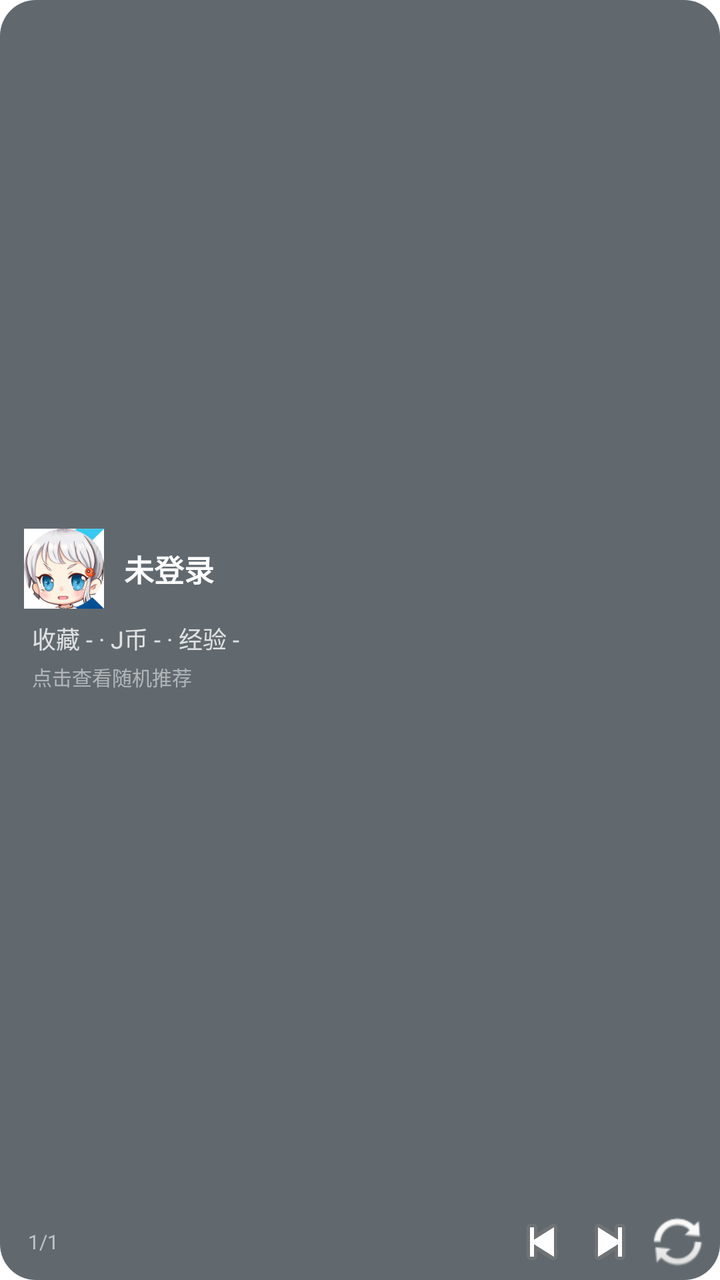
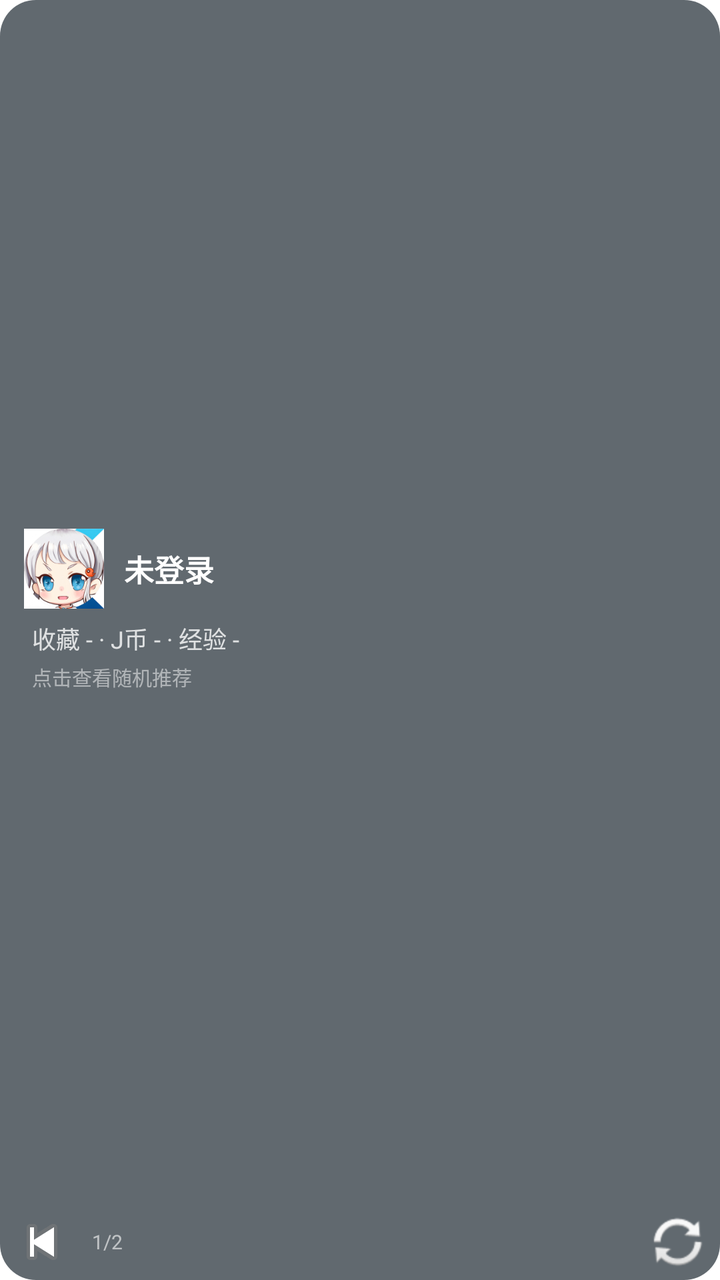

Two renders of the same Android screen: before a commit and after it. Below are the layout's source before the change and the commit's diff.
<!-- AndroidManifest.xml: fallback theme Theme.MaterialComponents.DayNight.NoActionBar -->
<!-- res/layout/jm_widget_layout.xml -->
<?xml version="1.0" encoding="utf-8"?>
<FrameLayout xmlns:android="http://schemas.android.com/apk/res/android"
    android:layout_width="match_parent"
    android:layout_height="match_parent"
    android:padding="4dp"
    android:background="@drawable/jm_widget_bg">

    <LinearLayout
        android:layout_width="match_parent"
        android:layout_height="match_parent"
        android:orientation="vertical">

        <ViewFlipper
            android:id="@+id/flipper"
            android:layout_width="match_parent"
            android:layout_height="0dp"
            android:layout_weight="1"
            android:inAnimation="@android:anim/fade_in"
            android:outAnimation="@android:anim/fade_out">

            
            <LinearLayout
                android:id="@+id/pageUser"
                android:layout_width="match_parent"
                android:layout_height="match_parent"
                android:orientation="vertical"
                android:gravity="center_vertical"
                android:padding="8dp">

                <LinearLayout
                    android:layout_width="match_parent"
                    android:layout_height="wrap_content"
                    android:orientation="horizontal"
                    android:gravity="center_vertical">

                    <ImageView
                        android:id="@+id/userAvatar"
                        android:layout_width="40dp"
                        android:layout_height="40dp"
                        android:scaleType="centerCrop"
                        android:src="@mipmap/ic_launcher"
                        android:contentDescription="用户头像" />

                    <TextView
                        android:id="@+id/userName"
                        android:layout_width="0dp"
                        android:layout_height="wrap_content"
                        android:layout_weight="1"
                        android:paddingStart="10dp"
                        android:text="未登录"
                        android:textColor="#FFFFFFFF"
                        android:textSize="15sp"
                        android:textStyle="bold"
                        android:maxLines="1"
                        android:ellipsize="end" />
                </LinearLayout>

                <TextView
                    android:id="@+id/userStats"
                    android:layout_width="match_parent"
                    android:layout_height="wrap_content"
                    android:layout_marginTop="6dp"
                    android:paddingStart="4dp"
                    android:text="收藏 - · J币 - · 经验 -"
                    android:textColor="#CCFFFFFF"
                    android:textSize="12sp" />

                <TextView
                    android:id="@+id/userSubtitle"
                    android:layout_width="match_parent"
                    android:layout_height="wrap_content"
                    android:layout_marginTop="3dp"
                    android:paddingStart="4dp"
                    android:text="点击查看随机推荐"
                    android:textColor="#80FFFFFF"
                    android:textSize="10sp" />
            </LinearLayout>

            
            <LinearLayout
                android:id="@+id/pageComic1"
                android:layout_width="match_parent"
                android:layout_height="match_parent"
                android:orientation="horizontal"
                android:gravity="center_vertical"
                android:padding="8dp">

                <ImageView
                    android:id="@+id/albumCover1"
                    android:layout_width="62dp"
                    android:layout_height="86dp"
                    android:scaleType="centerCrop"
                    android:src="@mipmap/ic_launcher"
                    android:contentDescription="漫画封面" />

                <LinearLayout
                    android:layout_width="0dp"
                    android:layout_height="wrap_content"
                    android:layout_weight="1"
                    android:orientation="vertical"
                    android:paddingStart="10dp"
                    android:paddingEnd="4dp">

                    <TextView
                        android:id="@+id/albumName1"
                        android:layout_width="match_parent"
                        android:layout_height="wrap_content"
                        android:textColor="#FFFFFFFF"
                        android:textSize="14sp"
                        android:textStyle="bold"
                        android:maxLines="3"
                        android:ellipsize="end" />

                    <TextView
                        android:id="@+id/albumJmId1"
                        android:layout_width="match_parent"
                        android:layout_height="wrap_content"
                        android:layout_marginTop="4dp"
                        android:textColor="#FFFF8C42"
                        android:textSize="12sp" />
                </LinearLayout>
            </LinearLayout>

            <LinearLayout
                android:id="@+id/pageComic2"
                android:layout_width="match_parent"
                android:layout_height="match_parent"
                android:orientation="horizontal"
                android:gravity="center_vertical"
                android:padding="8dp">

                <ImageView
                    android:id="@+id/albumCover2"
                    android:layout_width="62dp"
                    android:layout_height="86dp"
                    android:scaleType="centerCrop"
                    android:src="@mipmap/ic_launcher"
                    android:contentDescription="漫画封面" />

                <LinearLayout
                    android:layout_width="0dp"
                    android:layout_height="wrap_content"
                    android:layout_weight="1"
                    android:orientation="vertical"
                    android:paddingStart="10dp"
                    android:paddingEnd="4dp">

                    <TextView
                        android:id="@+id/albumName2"
                        android:layout_width="match_parent"
                        android:layout_height="wrap_content"
                        android:textColor="#FFFFFFFF"
                        android:textSize="14sp"
                        android:textStyle="bold"
                        android:maxLines="3"
                        android:ellipsize="end" />

                    <TextView
                        android:id="@+id/albumJmId2"
                        android:layout_width="match_parent"
                        android:layout_height="wrap_content"
                        android:layout_marginTop="4dp"
                        android:textColor="#FFFF8C42"
                        android:textSize="12sp" />
                </LinearLayout>
            </LinearLayout>

            <LinearLayout
                android:id="@+id/pageComic3"
                android:layout_width="match_parent"
                android:layout_height="match_parent"
                android:orientation="horizontal"
                android:gravity="center_vertical"
                android:padding="8dp">

                <ImageView
                    android:id="@+id/albumCover3"
                    android:layout_width="62dp"
                    android:layout_height="86dp"
                    android:scaleType="centerCrop"
                    android:src="@mipmap/ic_launcher"
                    android:contentDescription="漫画封面" />

                <LinearLayout
                    android:layout_width="0dp"
                    android:layout_height="wrap_content"
                    android:layout_weight="1"
                    android:orientation="vertical"
                    android:paddingStart="10dp"
                    android:paddingEnd="4dp">

                    <TextView
                        android:id="@+id/albumName3"
                        android:layout_width="match_parent"
                        android:layout_height="wrap_content"
                        android:textColor="#FFFFFFFF"
                        android:textSize="14sp"
                        android:textStyle="bold"
                        android:maxLines="3"
                        android:ellipsize="end" />

                    <TextView
                        android:id="@+id/albumJmId3"
                        android:layout_width="match_parent"
                        android:layout_height="wrap_content"
                        android:layout_marginTop="4dp"
                        android:textColor="#FFFF8C42"
                        android:textSize="12sp" />
                </LinearLayout>
            </LinearLayout>

            <LinearLayout
                android:id="@+id/pageComic4"
                android:layout_width="match_parent"
                android:layout_height="match_parent"
                android:orientation="horizontal"
                android:gravity="center_vertical"
                android:padding="8dp">

                <ImageView
                    android:id="@+id/albumCover4"
                    android:layout_width="62dp"
                    android:layout_height="86dp"
                    android:scaleType="centerCrop"
                    android:src="@mipmap/ic_launcher"
                    android:contentDescription="漫画封面" />

                <LinearLayout
                    android:layout_width="0dp"
                    android:layout_height="wrap_content"
                    android:layout_weight="1"
                    android:orientation="vertical"
                    android:paddingStart="10dp"
                    android:paddingEnd="4dp">

                    <TextView
                        android:id="@+id/albumName4"
                        android:layout_width="match_parent"
                        android:layout_height="wrap_content"
                        android:textColor="#FFFFFFFF"
                        android:textSize="14sp"
                        android:textStyle="bold"
                        android:maxLines="3"
                        android:ellipsize="end" />

                    <TextView
                        android:id="@+id/albumJmId4"
                        android:layout_width="match_parent"
                        android:layout_height="wrap_content"
                        android:layout_marginTop="4dp"
                        android:textColor="#FFFF8C42"
                        android:textSize="12sp" />
                </LinearLayout>
            </LinearLayout>

            <LinearLayout
                android:id="@+id/pageComic5"
                android:layout_width="match_parent"
                android:layout_height="match_parent"
                android:orientation="horizontal"
                android:gravity="center_vertical"
                android:padding="8dp">

                <ImageView
                    android:id="@+id/albumCover5"
                    android:layout_width="62dp"
                    android:layout_height="86dp"
                    android:scaleType="centerCrop"
                    android:src="@mipmap/ic_launcher"
                    android:contentDescription="漫画封面" />

                <LinearLayout
                    android:layout_width="0dp"
                    android:layout_height="wrap_content"
                    android:layout_weight="1"
                    android:orientation="vertical"
                    android:paddingStart="10dp"
                    android:paddingEnd="4dp">

                    <TextView
                        android:id="@+id/albumName5"
                        android:layout_width="match_parent"
                        android:layout_height="wrap_content"
                        android:textColor="#FFFFFFFF"
                        android:textSize="14sp"
                        android:textStyle="bold"
                        android:maxLines="3"
                        android:ellipsize="end" />

                    <TextView
                        android:id="@+id/albumJmId5"
                        android:layout_width="match_parent"
                        android:layout_height="wrap_content"
                        android:layout_marginTop="4dp"
                        android:textColor="#FFFF8C42"
                        android:textSize="12sp" />
                </LinearLayout>
            </LinearLayout>
        </ViewFlipper>

        
        <LinearLayout
            android:layout_width="match_parent"
            android:layout_height="wrap_content"
            android:orientation="horizontal"
            android:gravity="center_vertical">

            <TextView
                android:id="@+id/pageIndex"
                android:layout_width="0dp"
                android:layout_height="wrap_content"
                android:layout_weight="1"
                android:paddingStart="10dp"
                android:text="1/1"
                android:textColor="#99FFFFFF"
                android:textSize="10sp" />

            <ImageButton
                android:id="@+id/btnPrev"
                android:layout_width="34dp"
                android:layout_height="30dp"
                android:background="?android:attr/selectableItemBackground"
                android:src="@android:drawable/ic_media_previous"
                android:contentDescription="上一页" />

            <ImageButton
                android:id="@+id/btnNext"
                android:layout_width="34dp"
                android:layout_height="30dp"
                android:background="?android:attr/selectableItemBackground"
                android:src="@android:drawable/ic_media_next"
                android:contentDescription="下一页" />

            <ImageButton
                android:id="@+id/btnRefresh"
                android:layout_width="34dp"
                android:layout_height="30dp"
                android:background="?android:attr/selectableItemBackground"
                android:src="@android:drawable/ic_popup_sync"
                android:contentDescription="刷新随机推荐" />
        </LinearLayout>
    </LinearLayout>
</FrameLayout>
<!-- resources referenced by this layout -->
<resources>
  <!-- drawable jm_widget_bg (drawable) -->
  <?xml version="1.0" encoding="utf-8"?>
  <shape xmlns:android="http://schemas.android.com/apk/res/android"
      android:shape="rectangle">
      <corners android:radius="18dp" />
      <solid android:color="#B31F2A33" />
  </shape>
  <!-- mipmap ic_launcher: png bitmap (mipmap-hdpi, 10210 bytes) -->
</resources>

<!-- the commit's change to res/layout/jm_widget_layout.xml (unified diff, before → after) -->
@@ -78,7 +78,7 @@
 
             
             <LinearLayout
-                android:id="@+id/pageComic1"
+                android:id="@+id/pageComic"
                 android:layout_width="match_parent"
                 android:layout_height="match_parent"
                 android:orientation="horizontal"
@@ -86,7 +86,7 @@
                 android:padding="8dp">
 
                 <ImageView
-                    android:id="@+id/albumCover1"
+                    android:id="@+id/albumCover"
                     android:layout_width="62dp"
                     android:layout_height="86dp"
                     android:scaleType="centerCrop"
@@ -102,9 +102,10 @@
                     android:paddingEnd="4dp">
 
                     <TextView
-                        android:id="@+id/albumName1"
+                        android:id="@+id/albumName"
                         android:layout_width="match_parent"
                         android:layout_height="wrap_content"
+                        android:text="随机推荐"
                         android:textColor="#FFFFFFFF"
                         android:textSize="14sp"
                         android:textStyle="bold"
@@ -112,186 +113,11 @@
                         android:ellipsize="end" />
 
                     <TextView
-                        android:id="@+id/albumJmId1"
+                        android:id="@+id/albumJmId"
                         android:layout_width="match_parent"
                         android:layout_height="wrap_content"
                         android:layout_marginTop="4dp"
-                        android:textColor="#FFFF8C42"
-                        android:textSize="12sp" />
-                </LinearLayout>
-            </LinearLayout>
-
-            <LinearLayout
-                android:id="@+id/pageComic2"
-                android:layout_width="match_parent"
-                android:layout_height="match_parent"
-                android:orientation="horizontal"
-                android:gravity="center_vertical"
-                android:padding="8dp">
-
-                <ImageView
-                    android:id="@+id/albumCover2"
-                    android:layout_width="62dp"
-                    android:layout_height="86dp"
-                    android:scaleType="centerCrop"
-                    android:src="@mipmap/ic_launcher"
-                    android:contentDescription="漫画封面" />
-
-                <LinearLayout
-                    android:layout_width="0dp"
-                    android:layout_height="wrap_content"
-                    android:layout_weight="1"
-                    android:orientation="vertical"
-                    android:paddingStart="10dp"
-                    android:paddingEnd="4dp">
-
-                    <TextView
-                        android:id="@+id/albumName2"
-                        android:layout_width="match_parent"
-                        android:layout_height="wrap_content"
-                        android:textColor="#FFFFFFFF"
-                        android:textSize="14sp"
-                        android:textStyle="bold"
-                        android:maxLines="3"
-                        android:ellipsize="end" />
-
-                    <TextView
-                        android:id="@+id/albumJmId2"
-                        android:layout_width="match_parent"
-                        android:layout_height="wrap_content"
-                        android:layout_marginTop="4dp"
-                        android:textColor="#FFFF8C42"
-                        android:textSize="12sp" />
-                </LinearLayout>
-            </LinearLayout>
-
-            <LinearLayout
-                android:id="@+id/pageComic3"
-                android:layout_width="match_parent"
-                android:layout_height="match_parent"
-                android:orientation="horizontal"
-                android:gravity="center_vertical"
-                android:padding="8dp">
-
-                <ImageView
-                    android:id="@+id/albumCover3"
-                    android:layout_width="62dp"
-                    android:layout_height="86dp"
-                    android:scaleType="centerCrop"
-                    android:src="@mipmap/ic_launcher"
-                    android:contentDescription="漫画封面" />
-
-                <LinearLayout
-                    android:layout_width="0dp"
-                    android:layout_height="wrap_content"
-                    android:layout_weight="1"
-                    android:orientation="vertical"
-                    android:paddingStart="10dp"
-                    android:paddingEnd="4dp">
-
-                    <TextView
-                        android:id="@+id/albumName3"
-                        android:layout_width="match_parent"
-                        android:layout_height="wrap_content"
-                        android:textColor="#FFFFFFFF"
-                        android:textSize="14sp"
-                        android:textStyle="bold"
-                        android:maxLines="3"
-                        android:ellipsize="end" />
-
-                    <TextView
-                        android:id="@+id/albumJmId3"
-                        android:layout_width="match_parent"
-                        android:layout_height="wrap_content"
-                        android:layout_marginTop="4dp"
-                        android:textColor="#FFFF8C42"
-                        android:textSize="12sp" />
-                </LinearLayout>
-            </LinearLayout>
-
-            <LinearLayout
-                android:id="@+id/pageComic4"
-                android:layout_width="match_parent"
-                android:layout_height="match_parent"
-                android:orientation="horizontal"
-                android:gravity="center_vertical"
-                android:padding="8dp">
-
-                <ImageView
-                    android:id="@+id/albumCover4"
-                    android:layout_width="62dp"
-                    android:layout_height="86dp"
-                    android:scaleType="centerCrop"
-                    android:src="@mipmap/ic_launcher"
-                    android:contentDescription="漫画封面" />
-
-                <LinearLayout
-                    android:layout_width="0dp"
-                    android:layout_height="wrap_content"
-                    android:layout_weight="1"
-                    android:orientation="vertical"
-                    android:paddingStart="10dp"
-                    android:paddingEnd="4dp">
-
-                    <TextView
-                        android:id="@+id/albumName4"
-                        android:layout_width="match_parent"
-                        android:layout_height="wrap_content"
-                        android:textColor="#FFFFFFFF"
-                        android:textSize="14sp"
-                        android:textStyle="bold"
-                        android:maxLines="3"
-                        android:ellipsize="end" />
-
-                    <TextView
-                        android:id="@+id/albumJmId4"
-                        android:layout_width="match_parent"
-                        android:layout_height="wrap_content"
-                        android:layout_marginTop="4dp"
-                        android:textColor="#FFFF8C42"
-                        android:textSize="12sp" />
-                </LinearLayout>
-            </LinearLayout>
-
-            <LinearLayout
-                android:id="@+id/pageComic5"
-                android:layout_width="match_parent"
-                android:layout_height="match_parent"
-                android:orientation="horizontal"
-                android:gravity="center_vertical"
-                android:padding="8dp">
-
-                <ImageView
-                    android:id="@+id/albumCover5"
-                    android:layout_width="62dp"
-                    android:layout_height="86dp"
-                    android:scaleType="centerCrop"
-                    android:src="@mipmap/ic_launcher"
-                    android:contentDescription="漫画封面" />
-
-                <LinearLayout
-                    android:layout_width="0dp"
-                    android:layout_height="wrap_content"
-                    android:layout_weight="1"
-                    android:orientation="vertical"
-                    android:paddingStart="10dp"
-                    android:paddingEnd="4dp">
-
-                    <TextView
-                        android:id="@+id/albumName5"
-                        android:layout_width="match_parent"
-                        android:layout_height="wrap_content"
-                        android:textColor="#FFFFFFFF"
-                        android:textSize="14sp"
-                        android:textStyle="bold"
-                        android:maxLines="3"
-                        android:ellipsize="end" />
-
-                    <TextView
-                        android:id="@+id/albumJmId5"
-                        android:layout_width="match_parent"
-                        android:layout_height="wrap_content"
-                        android:layout_marginTop="4dp"
+                        android:text="JM:"
                         android:textColor="#FFFF8C42"
                         android:textSize="12sp" />
                 </LinearLayout>
@@ -305,31 +131,23 @@
             android:orientation="horizontal"
             android:gravity="center_vertical">
 
-            <TextView
-                android:id="@+id/pageIndex"
-                android:layout_width="0dp"
-                android:layout_height="wrap_content"
-                android:layout_weight="1"
-                android:paddingStart="10dp"
-                android:text="1/1"
-                android:textColor="#99FFFFFF"
-                android:textSize="10sp" />
-
             <ImageButton
                 android:id="@+id/btnPrev"
                 android:layout_width="34dp"
                 android:layout_height="30dp"
                 android:background="?android:attr/selectableItemBackground"
                 android:src="@android:drawable/ic_media_previous"
-                android:contentDescription="上一页" />
+                android:contentDescription="返回用户页" />
 
-            <ImageButton
-                android:id="@+id/btnNext"
-                android:layout_width="34dp"
-                android:layout_height="30dp"
-                android:background="?android:attr/selectableItemBackground"
-                android:src="@android:drawable/ic_media_next"
-                android:contentDescription="下一页" />
+            <TextView
+                android:id="@+id/pageIndex"
+                android:layout_width="0dp"
+                android:layout_height="wrap_content"
+                android:layout_weight="1"
+                android:paddingStart="8dp"
+                android:text="1/2"
+                android:textColor="#99FFFFFF"
+                android:textSize="10sp" />
 
             <ImageButton
                 android:id="@+id/btnRefresh"
@@ -337,7 +155,7 @@
                 android:layout_height="30dp"
                 android:background="?android:attr/selectableItemBackground"
                 android:src="@android:drawable/ic_popup_sync"
-                android:contentDescription="刷新随机推荐" />
+                android:contentDescription="换一部随机推荐" />
         </LinearLayout>
     </LinearLayout>
 </FrameLayout>
